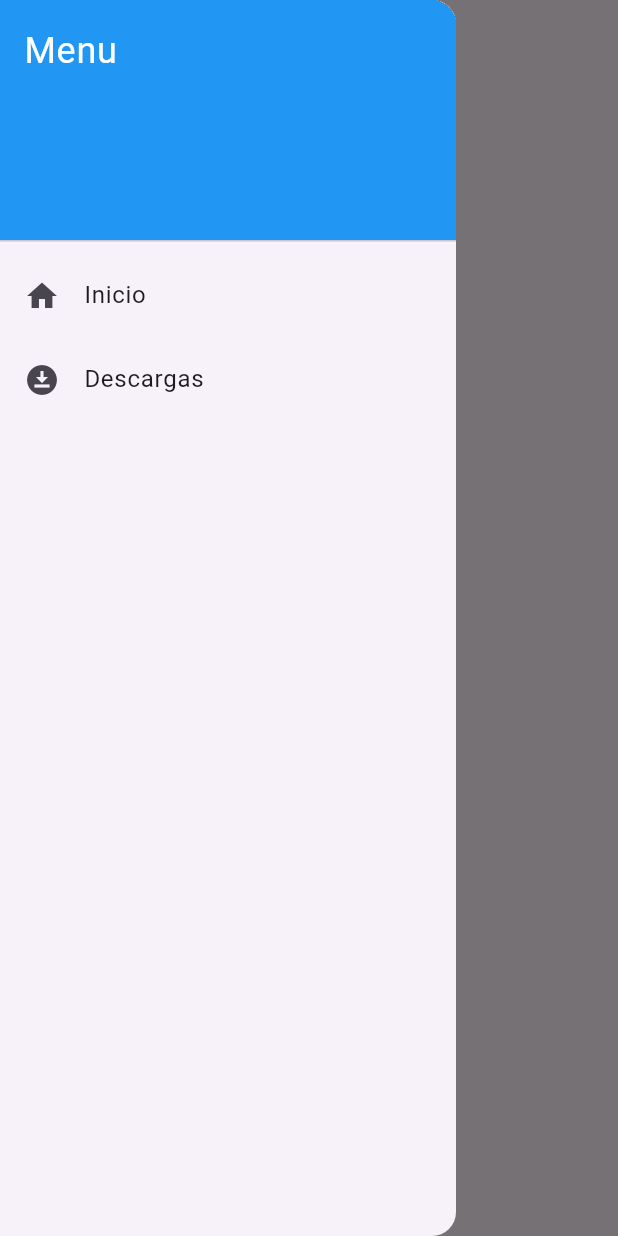
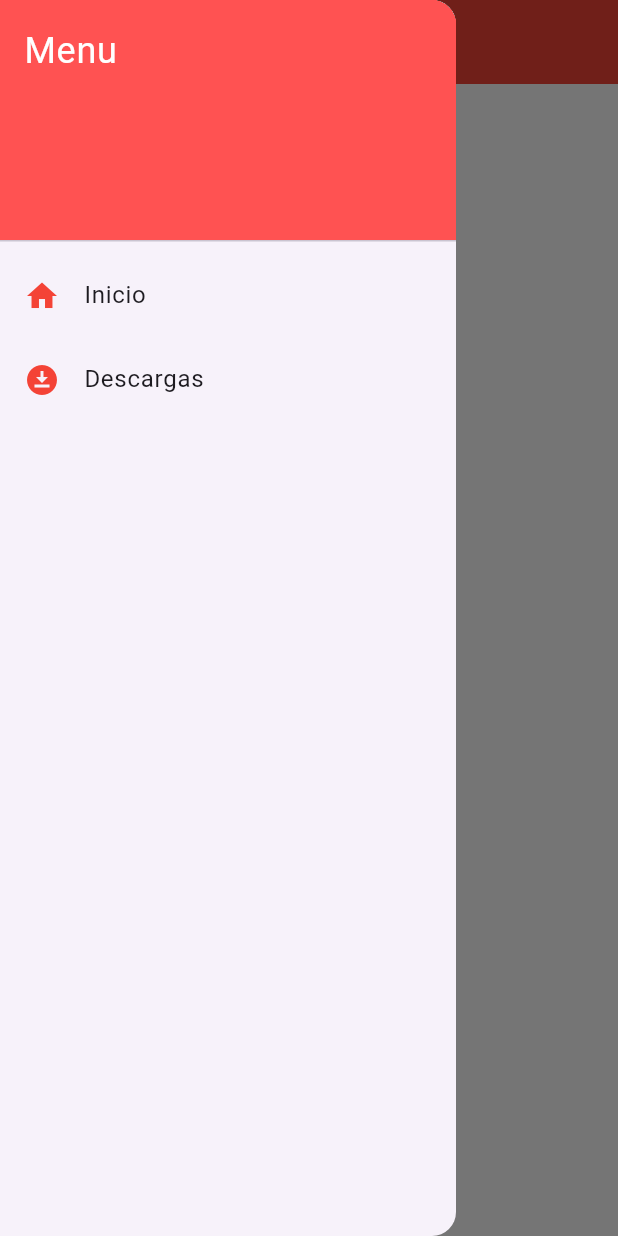
Before and after one commit to JuvencioSB/app_pokemon, a Flutter app: the PokemonPage screen opened by its route, with the side drawer open, on a phone screen of 412 x 824 dp. Run offline on Flutter 3.47's test engine with Material 3 defaults, Android fonts, the phone set to English and light mode, and no system bars; our stand-ins replace bloc, dio, floor, flutter_bloc, get_it, go_router and 2 more; accounts and stored records are empty; generated files the repository leaves out were written again.

Commit message:
Mejora de diseño y nuevos metodos +pokemons

```diff
--- a/lib/data/repositories/pokemon_repository.dart
+++ b/lib/data/repositories/pokemon_repository.dart
@@ -23,9 +23,10 @@ class PokemonRepository {
     }
   }*/
 
-  Future<List<Info_pokemo>> getPokemons() async {
+  Future<List<Info_pokemo>> getPokemons(int ids) async {
     List<Info_pokemo> pokemons = [];
-    for (int i = 1; i <= 20; i++) {
+
+    for (int i = ids; i <= ids + 10; i++) {
       final response = await _apiService.getdatos("$i/");
       if (response.statusCode == 200) {
         pokemons.add(Info_pokemo.fromJson(response));
--- a/lib/ui/screen/class/navigation.dart
+++ b/lib/ui/screen/class/navigation.dart
@@ -1,7 +1,7 @@
 import 'package:flutter/material.dart';
 import 'package:go_router/go_router.dart';
 
-Widget navigations(
+Drawer navigations(
   BuildContext context,
 ) {
   return Drawer(
@@ -10,7 +10,7 @@ Widget navigations(
       children: <Widget>[
         const DrawerHeader(
           decoration: BoxDecoration(
-            color: Colors.blue,
+            color: Colors.redAccent,
           ),
           child: Text(
             'Menu',
@@ -21,14 +21,20 @@ Widget navigations(
           ),
         ),
         ListTile(
-          leading: const Icon(Icons.home),
+          leading: const Icon(
+            Icons.home,
+            color: Colors.red,
+          ),
           title: const Text('Inicio'),
           onTap: () {
             context.go('/');
           },
         ),
         ListTile(
-          leading: const Icon(Icons.download_for_offline),
+          leading: const Icon(
+            Icons.download_for_offline,
+            color: Colors.red,
+          ),
           title: const Text('Descargas'),
           onTap: () {
             // Navegar a la pantalla de configuración
--- a/lib/ui/screen/pokemonpage.dart
+++ b/lib/ui/screen/pokemonpage.dart
@@ -12,8 +12,14 @@ class PokemonPage extends StatelessWidget {
     // Cargar los Pokémon automáticamente al iniciar la pantalla
     context.read<PokemonCubit>().loadLocalInfoPokemos();
     return Scaffold(
+      backgroundColor: Colors.white,
       appBar: AppBar(
-        title: const Text('Descargados'),
+        backgroundColor: Colors.red,
+        title: const Text(
+          'Descargas',
+          style: TextStyle(color: Colors.yellowAccent),
+        ),
+        iconTheme: const IconThemeData(color: Colors.white),
       ),
       drawer: navigations(context),
       body: BlocBuilder<PokemonCubit, PokemonState>(builder: (context, state) {
```
Also changed, not shown: lib/logic/cubits/pokemon_cubit.dart (+16 -4 lines), lib/main.dart (+3 -6 lines), lib/ui/screen/home_screen.dart (+8 -2 lines).
